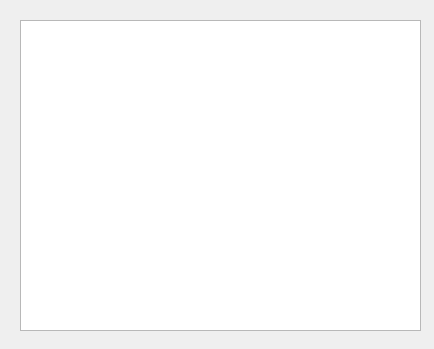
Before: the Qt Designer form Client/taskdialog.ui in andinsbing/FinalWork, drawn with Qt 5.
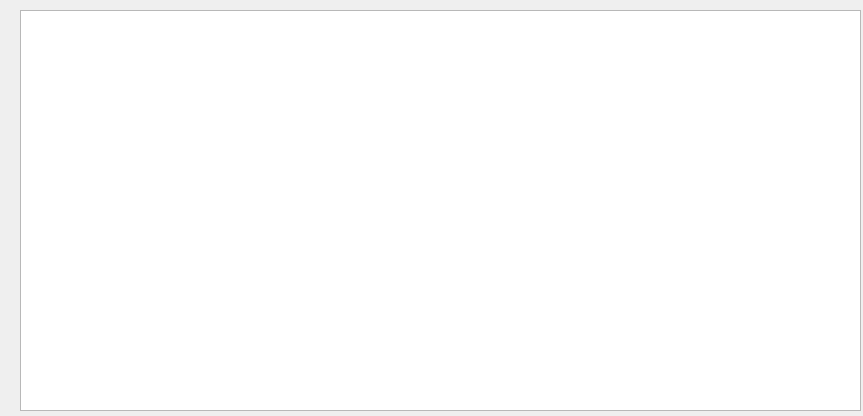
After: the same form once the commit is applied.

Diff of the .ui file:
```diff
--- a/Client/taskdialog.ui
+++ b/Client/taskdialog.ui
@@ -6,8 +6,8 @@
    <rect>
     <x>0</x>
     <y>0</y>
-    <width>434</width>
-    <height>349</height>
+    <width>863</width>
+    <height>416</height>
    </rect>
   </property>
   <property name="windowTitle">
@@ -17,9 +17,9 @@
    <property name="geometry">
     <rect>
      <x>20</x>
-     <y>20</y>
-     <width>401</width>
-     <height>311</height>
+     <y>10</y>
+     <width>841</width>
+     <height>401</height>
     </rect>
    </property>
   </widget>
```
